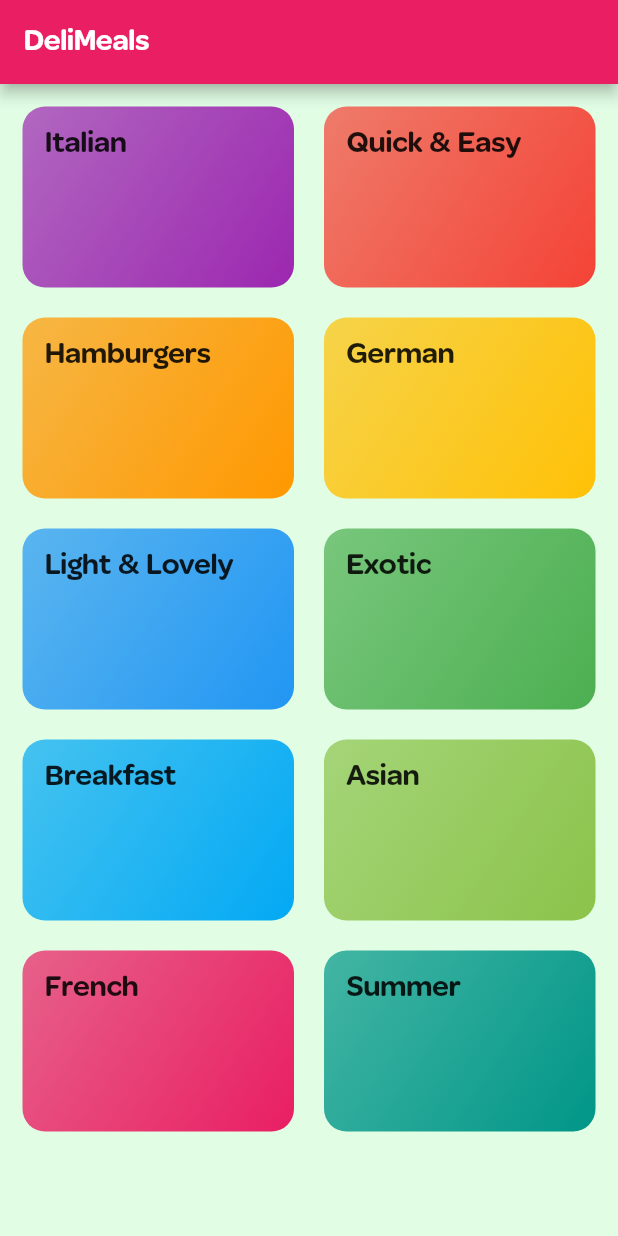
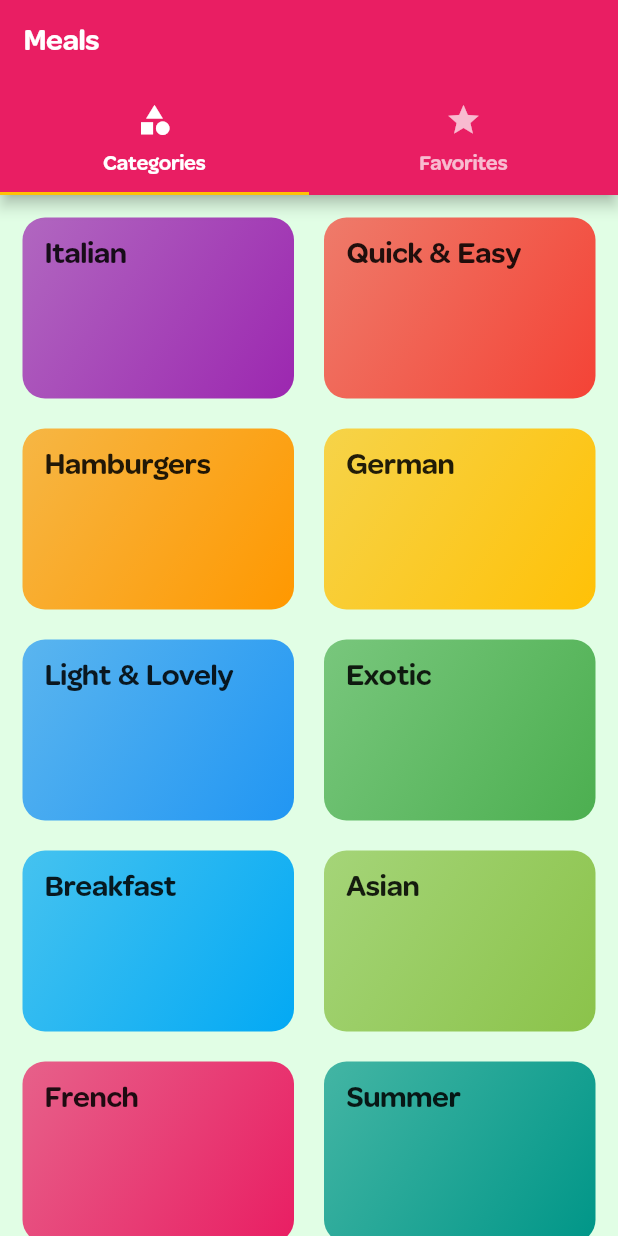
Before and after one commit to Latix/Quiz, a Flutter app: the screen it shows after launch, on a phone screen of 412 x 824 dp. Run offline on Flutter 3.47's test engine with Material 2 defaults, Android fonts, the phone set to English and light mode, and no system bars.

```diff
--- a/lib/main.dart
+++ b/lib/main.dart
@@ -1,6 +1,8 @@
 import 'package:flutter/material.dart';
 import './screens/categories_screen.dart';
 import './screens/category_meals_screen.dart';
+import './screens/meal_detail_screen.dart';
+import './screens/tabs_screen.dart';
 void main() => runApp(MyApp());
 
 class MyApp extends StatelessWidget{
@@ -27,11 +29,23 @@ class MyApp extends StatelessWidget{
           ),
         )
       ),
-      home: CategoriesScreen(),
+      // home: CategoriesScreen(),
+      initialRoute: '/',
       routes: {
-        // '/': (ctx) => CategoriesScreen(),
+        '/': (ctx) => TabScreen(),
         CategoryMeals.routeName: (ctx) => CategoryMeals(),
+        MealDetailScreen.routeName: (ctx) => MealDetailScreen(),
       },
+      onGenerateRoute: (settings) {
+        print(settings.arguments);
+        // if (settings.name == '/meal-detail') {
+        //   return MaterialPageRoute(builder: (ctx) => CategoriesScreen(),);
+        // }
+      },
+      onUnknownRoute: (settings) {
+        // print(settings.arguments);
+        return MaterialPageRoute(builder: (ctx) => CategoriesScreen(),);
+      }
     );
   }
 }
--- a/lib/screens/categories_screen.dart
+++ b/lib/screens/categories_screen.dart
@@ -5,11 +5,7 @@ import '../widgets/category_item.dart';
 class CategoriesScreen extends StatelessWidget {
   @override
   Widget build(BuildContext context) {
-    return Scaffold(
-      appBar: AppBar(
-        title: Text('DeliMeals'),
-        ),
-      body: GridView (
+    return  GridView (
           padding: EdgeInsets.all(15),
           children:
             DUMMY_CATEGORIES.map((catData) =>
@@ -25,7 +21,6 @@ class CategoriesScreen extends StatelessWidget {
           crossAxisSpacing: 20,
           mainAxisSpacing: 20,
         ),
-      ),
     );
   }
 }
--- a/lib/screens/category_meals_screen.dart
+++ b/lib/screens/category_meals_screen.dart
@@ -3,7 +3,7 @@ import '../dummy_data.dart';
 import '../widgets/meal_item.dart';
 
 class CategoryMeals extends StatelessWidget {
-  static const routeName = '';
+  static const routeName = '/category-meals';
   // final String id;
   // final String title;
 
@@ -22,6 +22,7 @@ class CategoryMeals extends StatelessWidget {
       ),
       body: ListView.builder(itemBuilder: (ctx, index) {
         return MealItem(
+          id: categoryMeals[index].id,
           title: categoryMeals[index].title,
           imageUrl: categoryMeals[index].imageUrl,
           duration: categoryMeals[index].duration,
--- /dev/null
+++ b/lib/screens/tabs_screen.dart
@@ -0,0 +1,29 @@
+import 'package:flutter/material.dart';
+import './categories_screen.dart';
+import './favorites_screen.dart';
+
+class TabScreen extends StatefulWidget {
+  @override
+  _TabScreenState createState() => _TabScreenState();
+}
+
+class _TabScreenState extends State<TabScreen> {
+  @override
+  Widget build(BuildContext context) {
+    return DefaultTabController(
+      length: 2,
+      initialIndex: 0,
+      child: Scaffold(
+          appBar: AppBar(title: Text('Meals'), bottom: TabBar(tabs: <Widget>[
+              Tab(icon: Icon(Icons.category), text: 'Categories',),
+              Tab(icon: Icon(Icons.star), text: 'Favorites',),
+            ],
+          ),
+        ),
+        body: TabBarView(children: <Widget>[
+          CategoriesScreen(), FavoritesScreen(),
+        ],),
+      ),
+    );
+  }
+}
```
Also changed, not shown: lib/screens/favorites_screen.dart (added, +11 -0 lines), lib/screens/meal_detail_screen.dart (+68 -5 lines), lib/widgets/meal_item.dart (+9 -3 lines).
